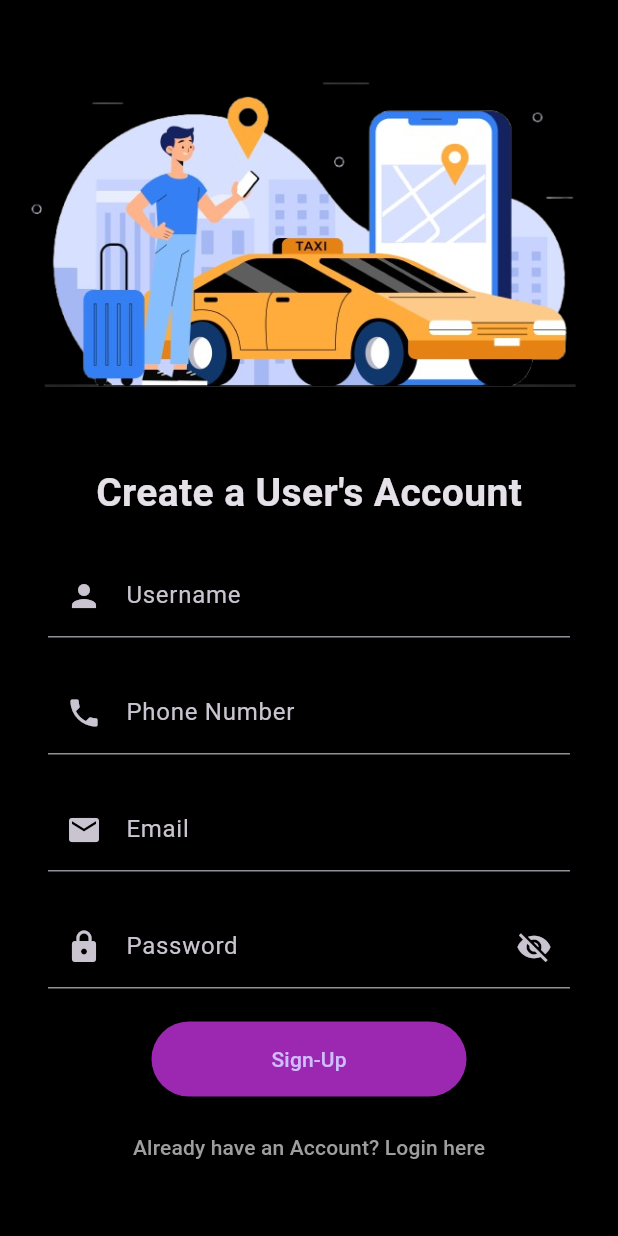
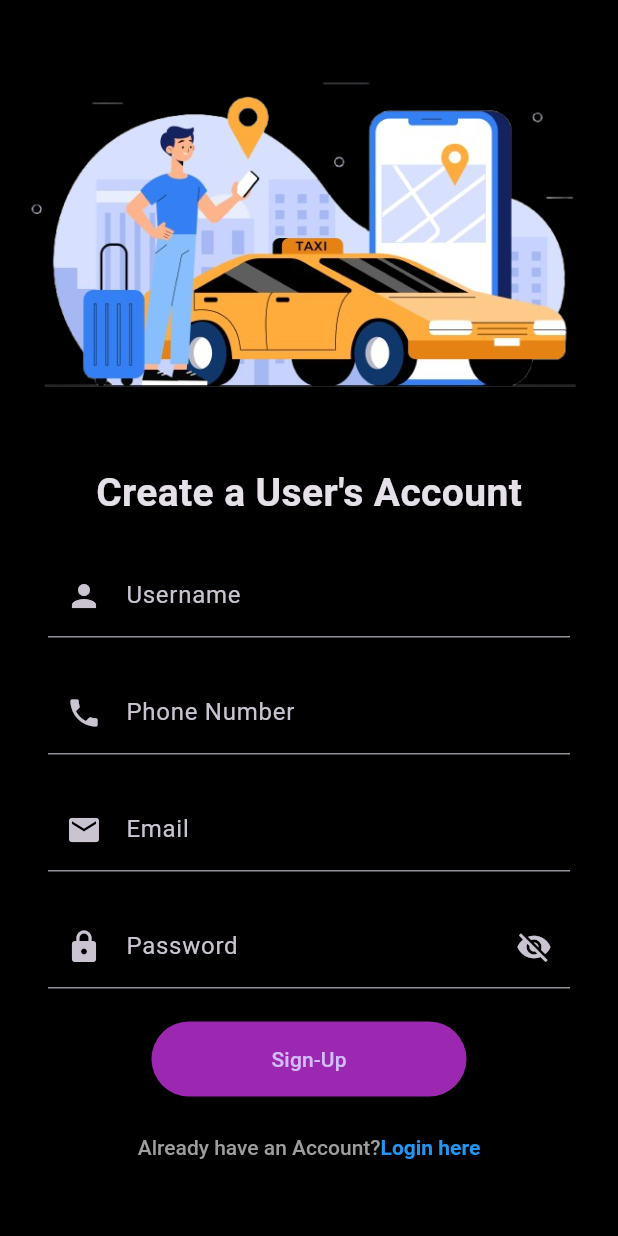
Before and after one commit to Sahil-sardhara/uber_clone, a Flutter app: the SingupScreen screen opened directly, on a phone screen of 412 x 824 dp. Run offline on Flutter 3.47's test engine with Material 3 defaults, Android fonts, the phone set to English and light mode, and no system bars; our stand-ins replace connectivity_plus, firebase_auth, firebase_core, firebase_database, geolocator, google_maps_flutter and 1 more; accounts and stored records are empty.

Commit message:
implement rich text and user current logation

```diff
--- a/lib/auth/signup_screen.dart
+++ b/lib/auth/signup_screen.dart
@@ -202,11 +202,24 @@ class _SingupScreenState extends State<SingupScreen> {
                           ),
                         );
                       },
-                      child: Text(
-                        "Already have an Account? Login here",
-                        style: TextStyle(
-                          color: Colors.grey,
-                          fontWeight: FontWeight.w500,
+                      child: RichText(
+                        text: TextSpan(
+                          children: [
+                            TextSpan(
+                              text: "Already have an Account?",
+                              style: TextStyle(
+                                fontWeight: FontWeight.w500,
+                                color: Colors.grey,
+                              ),
+                            ),
+                            TextSpan(
+                              text: "Login here",
+                              style: TextStyle(
+                                fontWeight: FontWeight.w700,
+                                color: Colors.blue,
+                              ),
+                            ),
+                          ],
                         ),
                       ),
                     ),
--- a/lib/main.dart
+++ b/lib/main.dart
@@ -21,7 +21,7 @@ class MyApp extends StatelessWidget {
       debugShowCheckedModeBanner: false,
       title: 'Uber Clone',
       theme: ThemeData.dark().copyWith(scaffoldBackgroundColor: Colors.black),
-      home: const HomePage(),
+      home: const SplashScreen(),
     );
   }
 }
--- a/lib/pages/slapsh_page.dart
+++ b/lib/pages/slapsh_page.dart
@@ -2,6 +2,7 @@ import 'package:firebase_auth/firebase_auth.dart';
 import 'package:firebase_database/firebase_database.dart';
 import 'package:flutter/material.dart';
 import 'package:uber/auth/login_screen.dart';
+import 'package:uber/auth/signup_screen.dart';
 import 'package:uber/global/global_var.dart';
 import 'package:uber/pages/home_page.dart';
 
```
Also changed, not shown: lib/auth/login_screen.dart (+18 -5 lines).
